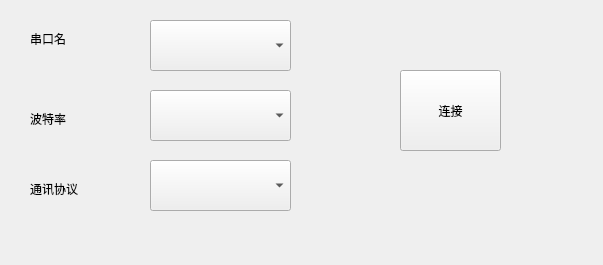
First picture: the form in portui.ui, repository Mr-tang0/Qt_based_MG_stepper_motor_operating_system, before the edit.
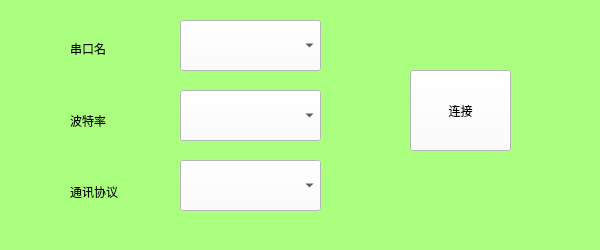
Second picture: the form after the edit.

The edit to the form file:
```diff
--- a/portui.ui
+++ b/portui.ui
@@ -6,22 +6,30 @@
    <rect>
     <x>0</x>
     <y>0</y>
-    <width>603</width>
-    <height>265</height>
+    <width>600</width>
+    <height>250</height>
    </rect>
   </property>
   <property name="windowTitle">
    <string>Form</string>
   </property>
+  <property name="styleSheet">
+   <string notr="true">background-color: rgb(255, 255, 255);
+background-color: rgb(170, 255, 127);</string>
+  </property>
   <widget class="QPushButton" name="connect">
    <property name="geometry">
     <rect>
-     <x>400</x>
+     <x>410</x>
      <y>70</y>
      <width>101</width>
      <height>81</height>
     </rect>
    </property>
+   <property name="styleSheet">
+    <string notr="true">font: 12pt &quot;幼圆&quot;;
+background-color: rgb(255, 255, 255);</string>
+   </property>
    <property name="text">
     <string>连接</string>
    </property>
@@ -29,85 +37,129 @@
   <widget class="QComboBox" name="portName">
    <property name="geometry">
     <rect>
-     <x>150</x>
+     <x>180</x>
      <y>20</y>
      <width>141</width>
      <height>51</height>
     </rect>
    </property>
+   <property name="styleSheet">
+    <string notr="true">background-color: rgb(255, 255, 255);
+font: 12pt &quot;幼圆&quot;;</string>
+   </property>
   </widget>
   <widget class="QComboBox" name="baundRate">
    <property name="geometry">
     <rect>
-     <x>150</x>
+     <x>180</x>
      <y>90</y>
      <width>141</width>
      <height>51</height>
     </rect>
    </property>
-  </widget>
-  <widget class="QLabel" name="label">
-   <property name="geometry">
-    <rect>
-     <x>30</x>
-     <y>30</y>
-     <width>81</width>
-     <height>18</height>
-    </rect>
-   </property>
-   <property name="text">
-    <string>串口名</string>
-   </property>
-  </widget>
-  <widget class="QLabel" name="label_2">
-   <property name="geometry">
-    <rect>
-     <x>30</x>
-     <y>110</y>
-     <width>81</width>
-     <height>18</height>
-    </rect>
-   </property>
-   <property name="text">
-    <string>波特率</string>
-   </property>
-  </widget>
-  <widget class="QLabel" name="label_3">
-   <property name="geometry">
-    <rect>
-     <x>30</x>
-     <y>180</y>
-     <width>81</width>
-     <height>18</height>
-    </rect>
-   </property>
-   <property name="text">
-    <string>通讯协议</string>
+   <property name="styleSheet">
+    <string notr="true">font: 12pt &quot;幼圆&quot;;
+background-color: rgb(255, 255, 255);</string>
    </property>
   </widget>
   <widget class="QComboBox" name="connectType">
    <property name="geometry">
     <rect>
-     <x>150</x>
+     <x>180</x>
      <y>160</y>
      <width>141</width>
      <height>51</height>
     </rect>
    </property>
+   <property name="styleSheet">
+    <string notr="true">font: 12pt &quot;幼圆&quot;;
+background-color: rgb(255, 255, 255);</string>
+   </property>
   </widget>
   <widget class="QLabel" name="text">
    <property name="geometry">
     <rect>
-     <x>360</x>
+     <x>370</x>
      <y>160</y>
      <width>181</width>
      <height>51</height>
     </rect>
    </property>
+   <property name="styleSheet">
+    <string notr="true">font: 8pt &quot;幼圆&quot;;</string>
+   </property>
    <property name="text">
     <string/>
    </property>
   </widget>
+  <widget class="QWidget" name="">
+   <property name="geometry">
+    <rect>
+     <x>70</x>
+     <y>40</y>
+     <width>82</width>
+     <height>161</height>
+    </rect>
+   </property>
+   <layout class="QVBoxLayout" name="verticalLayout">
+    <item>
+     <widget class="QLabel" name="label">
+      <property name="styleSheet">
+       <string notr="true">font: 12pt &quot;幼圆&quot;;</string>
+      </property>
+      <property name="text">
+       <string>串口名</string>
+      </property>
+     </widget>
+    </item>
+    <item>
+     <spacer name="verticalSpacer">
+      <property name="orientation">
+       <enum>Qt::Vertical</enum>
+      </property>
+      <property name="sizeHint" stdset="0">
+       <size>
+        <width>20</width>
+        <height>40</height>
+       </size>
+      </property>
+     </spacer>
+    </item>
+    <item>
+     <widget class="QLabel" name="label_2">
+      <property name="styleSheet">
+       <string notr="true">font: 12pt &quot;幼圆&quot;;</string>
+      </property>
+      <property name="text">
+       <string>波特率</string>
+      </property>
+     </widget>
+    </item>
+    <item>
+     <spacer name="verticalSpacer_3">
+      <property name="orientation">
+       <enum>Qt::Vertical</enum>
+      </property>
+      <property name="sizeHint" stdset="0">
+       <size>
+        <width>20</width>
+        <height>40</height>
+       </size>
+      </property>
+     </spacer>
+    </item>
+    <item>
+     <widget class="QLabel" name="label_3">
+      <property name="styleSheet">
+       <string notr="true">font: 12pt &quot;幼圆&quot;;</string>
+      </property>
+      <property name="text">
+       <string>通讯协议</string>
+      </property>
+     </widget>
+    </item>
+   </layout>
+  </widget>
  </widget>
  <resources/>
  <connections/>
```
